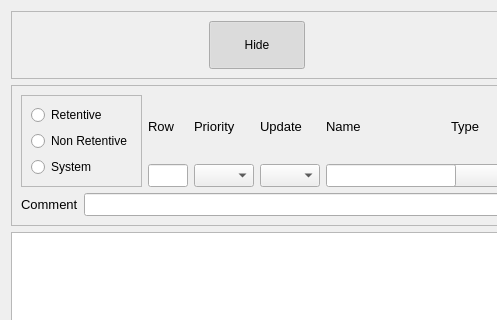
Above: projects/devtools/qt-creator-2.8.1-src/src/plugins/cte/ctedit.ui from MECTsrl/imx_mect before the change; both pictures show x 0 to 497 and y 0 to 320 of the 1095 by 768 pixel window. Below: the same form after it.
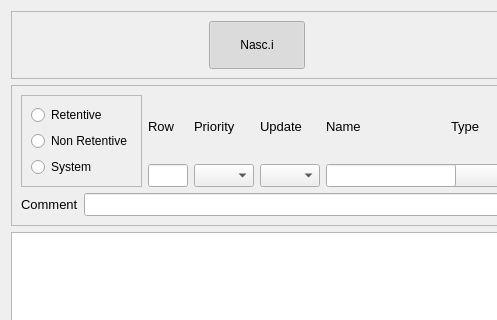
That is the form after the change.

```diff
--- a/projects/devtools/qt-creator-2.8.1-src/src/plugins/cte/ctedit.ui
+++ b/projects/devtools/qt-creator-2.8.1-src/src/plugins/cte/ctedit.ui
@@ -44,7 +44,7 @@
          </size>
         </property>
         <property name="text">
-         <string>Hide</string>
+         <string>Nasc.i</string>
         </property>
         <property name="checkable">
          <bool>true</bool>
```
Left out of the diff: 6 changed lines with no effect on the pictures.
